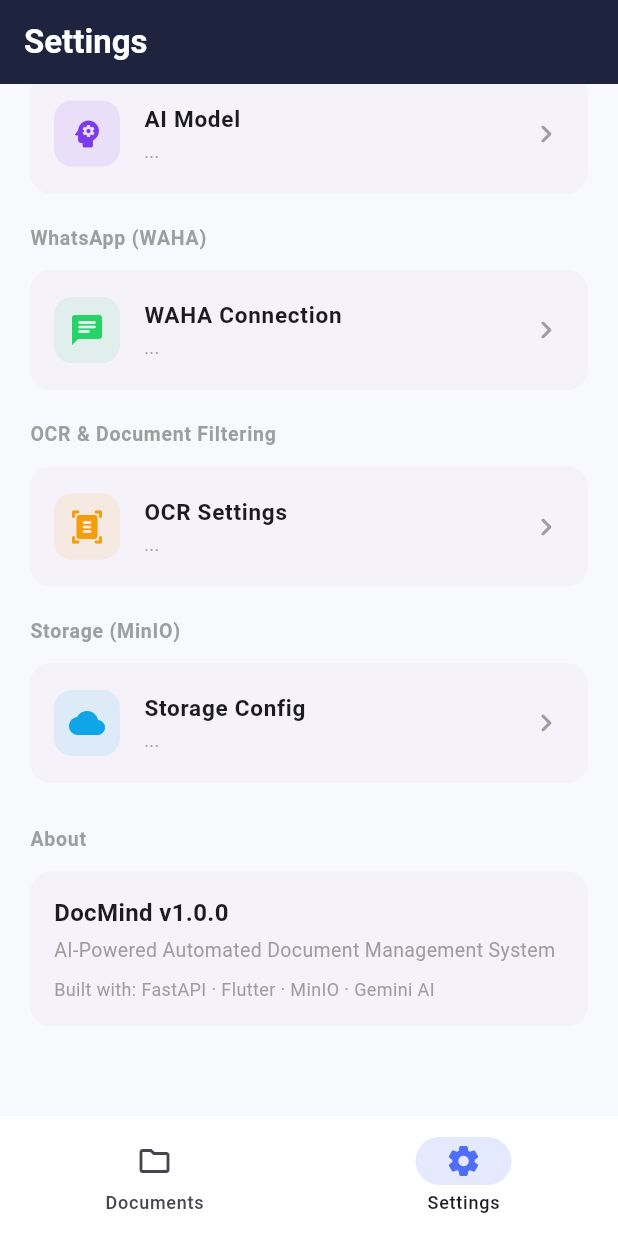
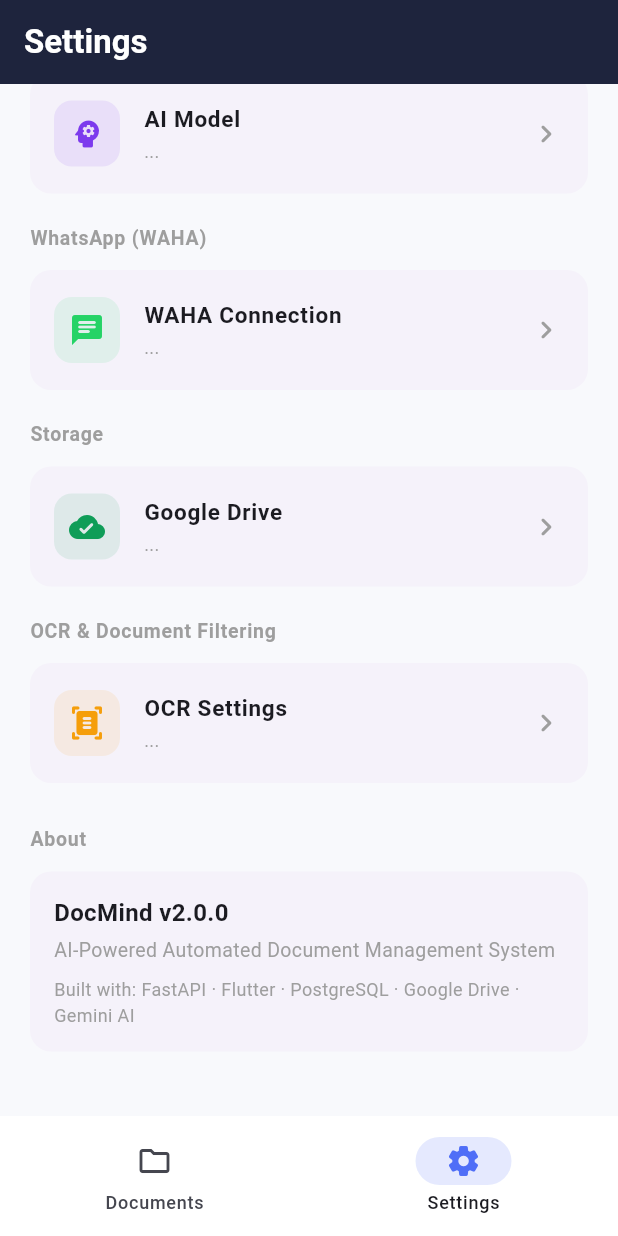
Before and after one commit to KaryaPutraS/docmind, a Flutter app: the screen it shows after launch, item 2 of the bottom bar chosen, scrolled down 225 dp, on a phone screen of 412 x 824 dp. Run offline on Flutter 3.47's test engine with Material 3 defaults, Android fonts, the phone set to English and light mode, and no system bars; our stand-ins replace dio, flutter_riverpod, pretty_dio_logger, timeago; network calls fail.

Commit message:
fix: settings_screen.dart — remove stale MinIO references, use Google Drive status
- Replaced storageProvider/storageBucket subtitle with googleDriveCredentialsJson
- Status card now shows Google Drive instead of MinIO/Gemini/WAHA
- Updated about section to v2.0.0, mentions Google Drive

```diff
--- a/frontend/lib/screens/settings_screen.dart
+++ b/frontend/lib/screens/settings_screen.dart
@@ -1,5 +1,6 @@
 // ============================================================
 // DocMind Flutter — Settings Screen (Master)
+// Google Drive ONLY — no MinIO/S3/Firebase references.
 // ============================================================
 import 'package:flutter/material.dart';
 import 'package:flutter_riverpod/flutter_riverpod.dart';
@@ -18,7 +19,6 @@
   Widget build(BuildContext context, WidgetRef ref) {
     final settingsAsync = ref.watch(settingsProvider);
     final statusAsync = ref.watch(systemStatusProvider);
-    final isDark = Theme.of(context).brightness == Brightness.dark;
 
     return Scaffold(
       backgroundColor: const Color(0xFFF8F9FC),
@@ -92,6 +92,28 @@
 
           const SizedBox(height: 16),
 
+          // ── Storage ────────────────────────────────────
+          _buildSectionHeader('Storage'),
+          _buildMenuTile(
+            context,
+            icon: Icons.cloud_done_rounded,
+            title: 'Google Drive',
+            subtitle: settingsAsync.whenOrNull(
+                  data: (s) => s.googleDriveCredentialsJson.isNotEmpty
+                      ? 'Connected · ${s.googleDriveFolderId}'
+                      : 'Not configured',
+                ) ??
+                '...',
+            color: const Color(0xFF0F9D58),
+            onTap: () => Navigator.push(
+              context,
+              MaterialPageRoute(
+                  builder: (_) => const StorageSettingsScreen()),
+            ),
+          ),
+
+          const SizedBox(height: 16),
+
           // ── OCR ────────────────────────────────────────
           _buildSectionHeader('OCR & Document Filtering'),
           _buildMenuTile(
@@ -111,26 +133,6 @@
             ),
           ),
 
-          const SizedBox(height: 16),
-
-          // ── Storage ────────────────────────────────────
-          _buildSectionHeader('Storage (MinIO)'),
-          _buildMenuTile(
-            context,
-            icon: Icons.cloud_rounded,
-            title: 'Storage Config',
-            subtitle: settingsAsync.whenOrNull(
-                  data: (s) => '${s.storageProvider} · ${s.storageBucket}',
-                ) ??
-                '...',
-            color: const Color(0xFF0EA5E9),
-            onTap: () => Navigator.push(
-              context,
-              MaterialPageRoute(
-                  builder: (_) => const StorageSettingsScreen()),
-            ),
-          ),
-
           const SizedBox(height: 24),
 
           // ── About ──────────────────────────────────────
@@ -144,7 +146,7 @@
               child: Column(
                 crossAxisAlignment: CrossAxisAlignment.start,
                 children: [
-                  Text('DocMind v1.0.0',
+                  Text('DocMind v2.0.0',
                       style: TextStyle(
                           fontWeight: FontWeight.w700, fontSize: 16)),
                   SizedBox(height: 4),
@@ -152,7 +154,8 @@
                       'AI-Powered Automated Document Management System',
                       style: TextStyle(color: Colors.grey, fontSize: 13)),
                   SizedBox(height: 8),
-                  Text('Built with: FastAPI · Flutter · MinIO · Gemini AI',
+                  Text(
+                      'Built with: FastAPI · Flutter · PostgreSQL · Google Drive · Gemini AI',
                       style: TextStyle(color: Colors.grey, fontSize: 12)),
                 ],
               ),
@@ -228,14 +231,8 @@
             _statusRow('PostgreSQL',
                 status.postgres == 'connected', Icons.storage_rounded),
             const Divider(height: 20),
-            _statusRow(
-                'MinIO', status.minio == 'connected', Icons.cloud_done_rounded),
-            const Divider(height: 20),
-            _statusRow('Gemini AI Key', status.geminiConfigured,
-                Icons.vpn_key_rounded),
-            const Divider(height: 20),
-            _statusRow('WAHA Webhook', status.wahaWebhookSecretSet,
-                Icons.webhook_rounded),
+            _statusRow('Google Drive',
+                status.driveCredentialsSet, Icons.cloud_done_rounded),
           ],
         ),
       ),
```
